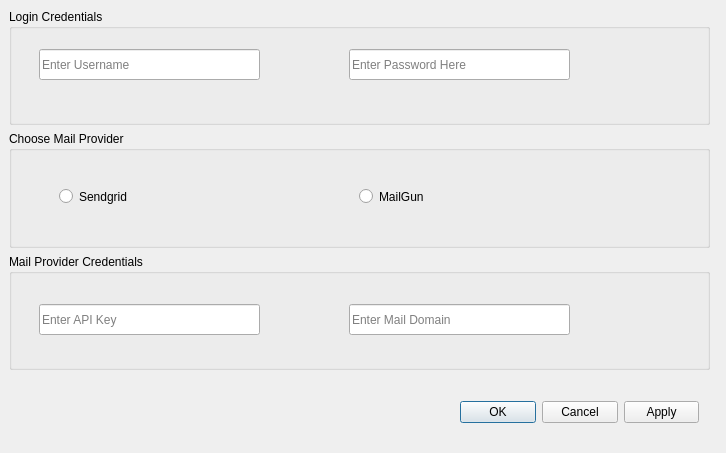
This is MailerGui/Interface/GUI/settings.ui in Geek-ubaid/mailer-gui as Qt 5 draws it before an edit. The edited form follows.
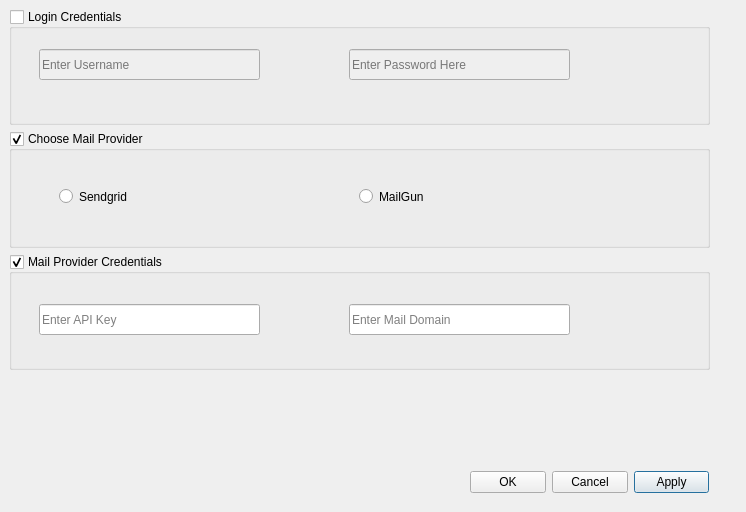
This is the edited form.

What changed in the file:
```diff
--- a/MailerGui/Interface/GUI/settings.ui
+++ b/MailerGui/Interface/GUI/settings.ui
@@ -6,14 +6,14 @@
    <rect>
     <x>0</x>
     <y>0</y>
-    <width>726</width>
-    <height>453</height>
+    <width>746</width>
+    <height>512</height>
    </rect>
   </property>
   <property name="windowTitle">
    <string>Settings</string>
   </property>
-  <widget class="QWidget" name="">
+  <widget class="QWidget" name="layoutWidget">
    <property name="geometry">
     <rect>
      <x>9</x>
@@ -28,6 +28,12 @@
       <property name="title">
        <string>Login Credentials</string>
       </property>
+      <property name="checkable">
+       <bool>true</bool>
+      </property>
+      <property name="checked">
+       <bool>false</bool>
+      </property>
       <widget class="QLineEdit" name="username_box">
        <property name="geometry">
         <rect>
@@ -64,6 +70,9 @@
       <property name="title">
        <string>Choose Mail Provider</string>
       </property>
+      <property name="checkable">
+       <bool>true</bool>
+      </property>
       <widget class="QRadioButton" name="sendgrid_check">
        <property name="geometry">
         <rect>
@@ -97,6 +106,9 @@
       <property name="title">
        <string>Mail Provider Credentials</string>
       </property>
+      <property name="checkable">
+       <bool>true</bool>
+      </property>
       <widget class="QLineEdit" name="apikey_box">
        <property name="geometry">
         <rect>
@@ -127,16 +139,23 @@
     </item>
    </layout>
   </widget>
-  <widget class="QWidget" name="">
+  <widget class="QWidget" name="layoutWidget">
    <property name="geometry">
     <rect>
-     <x>460</x>
-     <y>400</y>
+     <x>470</x>
+     <y>470</y>
      <width>239</width>
      <height>25</height>
     </rect>
    </property>
    <layout class="QGridLayout" name="gridLayout">
+    <item row="0" column="2">
+     <widget class="QPushButton" name="apply_button">
+      <property name="text">
+       <string>Apply</string>
+      </property>
+     </widget>
+    </item>
     <item row="0" column="0">
      <widget class="QPushButton" name="ok_button">
       <property name="text">
@@ -151,13 +170,6 @@
       </property>
      </widget>
     </item>
-    <item row="0" column="2">
-     <widget class="QPushButton" name="apply_button">
-      <property name="text">
-       <string>Apply</string>
-      </property>
-     </widget>
-    </item>
    </layout>
   </widget>
  </widget>
```
